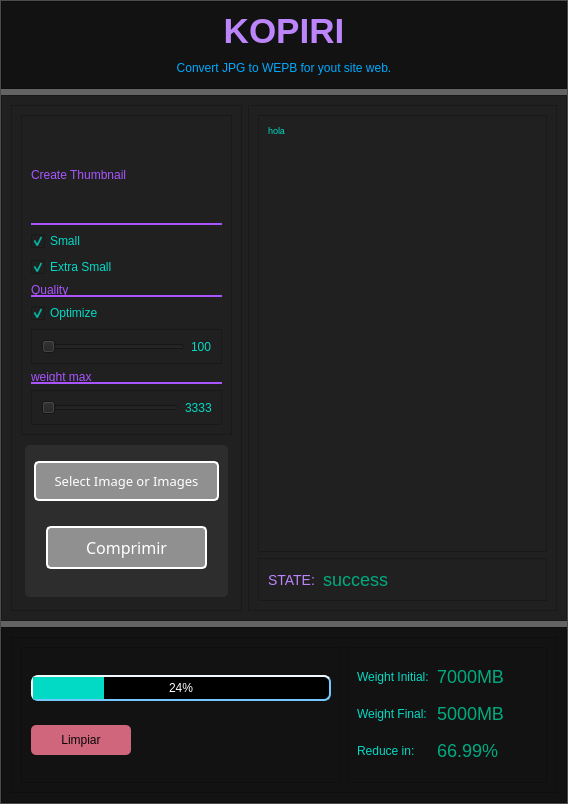
The window that desing.ui (anthonidev/kopiri) describes before a commit, drawn with Qt 5.
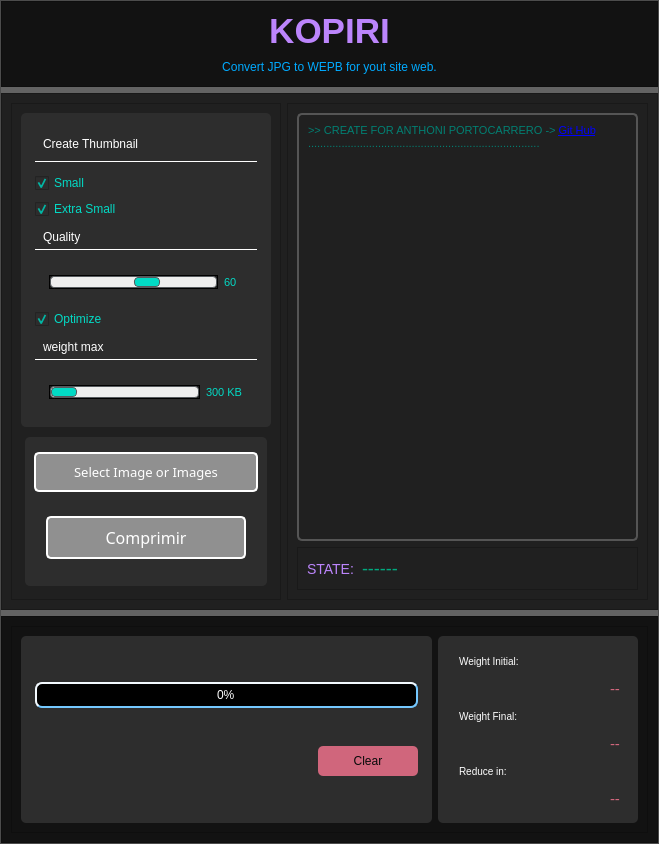
The same window after the commit. Icons and pictures are not drawn.

Patch:
```diff
--- a/desing.ui
+++ b/desing.ui
@@ -6,8 +6,8 @@
    <rect>
     <x>0</x>
     <y>0</y>
-    <width>568</width>
-    <height>804</height>
+    <width>659</width>
+    <height>844</height>
    </rect>
   </property>
   <property name="windowTitle">
@@ -159,17 +159,40 @@
                </property>
                <property name="styleSheet">
                 <string notr="true">
-	padding:5px 10px ;
-	background-color: rgb(45, 45, 45);
-	border-radius: 5px;
 
 QSlider {
     border: 1px solid;
-    height: 10px;
-    margin: 20px;
+    height: 12px;
+  
     }
 
-</string>
+QFrame{
+padding:5px  ;
+background-color: rgb(45, 45, 45);
+border-radius: 5px;
+}
+
+QLabel{
+border-radius: 0;
+color:white;
+border-bottom:1px solid white;
+margin-bottom:5px;
+}
+
+QSlider::groove:horizontal {
+    border: 1px solid #565a5e;
+    height: 10px;
+    background: #eee;
+    margin: 0px;
+    border-radius: 4px;
+}
+QSlider::handle:horizontal {
+    background: rgb(2, 218, 197);
+    border: 1px solid #565a5e;
+    width: 24px;
+    height: 8px;
+    border-radius: 4px;
+}</string>
                </property>
                <property name="frameShape">
                 <enum>QFrame::StyledPanel</enum>
@@ -188,7 +211,7 @@
                 <item>
                  <widget class="QCheckBox" name="cb_th_sm">
                   <property name="styleSheet">
-                   <string notr="true"/>
+                   <string notr="true">background-color: rgb(45, 45, 45);</string>
                   </property>
                   <property name="text">
                    <string>Small</string>
@@ -201,7 +224,7 @@
                 <item>
                  <widget class="QCheckBox" name="cb_th_xm">
                   <property name="styleSheet">
-                   <string notr="true"/>
+                   <string notr="true">background-color: rgb(45, 45, 45);</string>
                   </property>
                   <property name="text">
                    <string>Extra Small</string>
@@ -218,16 +241,6 @@
                   </property>
                  </widget>
                 </item>
-                <item>
-                 <widget class="QCheckBox" name="cb_optimize">
-                  <property name="text">
-                   <string>Optimize</string>
-                  </property>
-                  <property name="checked">
-                   <bool>true</bool>
-                  </property>
-                 </widget>
-                </item>
                 <item>
                  <widget class="QFrame" name="frame_8">
                   <property name="styleSheet">
@@ -242,32 +255,65 @@
                   <property name="frameShadow">
                    <enum>QFrame::Raised</enum>
                   </property>
-                  <layout class="QHBoxLayout" name="horizontalLayout_5" stretch="8,1">
+                  <layout class="QHBoxLayout" name="horizontalLayout_5" stretch="9,1">
                    <item>
-                    <widget class="QSlider" name="sd_optimize">
+                    <widget class="QSlider" name="sd_quality">
+                     <property name="styleSheet">
+                      <string notr="true"/>
+                     </property>
                      <property name="minimum">
                       <number>1</number>
                      </property>
                      <property name="maximum">
                       <number>100</number>
                      </property>
+                     <property name="value">
+                      <number>60</number>
+                     </property>
                      <property name="orientation">
                       <enum>Qt::Horizontal</enum>
                      </property>
                     </widget>
                    </item>
                    <item>
-                    <widget class="QLabel" name="lb_optimize">
+                    <widget class="QLabel" name="lb_quality_sd">
+                     <property name="styleSheet">
+                      <string notr="true">QLabel{
+border:none;
+	color: rgb(2, 218, 197);
+font: 8pt;
+margin:0;
+padding:0;
+}
+
+</string>
+                     </property>
                      <property name="text">
-                      <string>100</string>
+                      <string>60</string>
                      </property>
                     </widget>
                    </item>
                   </layout>
                  </widget>
                 </item>
+                <item>
+                 <widget class="QCheckBox" name="cb_optimize">
+                  <property name="styleSheet">
+                   <string notr="true">background-color: rgb(45, 45, 45);</string>
+                  </property>
+                  <property name="text">
+                   <string>Optimize</string>
+                  </property>
+                  <property name="checked">
+                   <bool>true</bool>
+                  </property>
+                 </widget>
+                </item>
                 <item>
                  <widget class="QLabel" name="label_7">
+                  <property name="styleSheet">
+                   <string notr="true">color: rgb(255, 255, 255);</string>
+                  </property>
                   <property name="text">
                    <string>weight max</string>
                   </property>
@@ -281,9 +327,18 @@
                   <property name="frameShadow">
                    <enum>QFrame::Raised</enum>
                   </property>
-                  <layout class="QHBoxLayout" name="horizontalLayout_4" stretch="8,1">
+                  <layout class="QHBoxLayout" name="horizontalLayout_4" stretch="0,0">
                    <item>
                     <widget class="QSlider" name="sd_weight">
+                     <property name="minimum">
+                      <number>100000</number>
+                     </property>
+                     <property name="maximum">
+                      <number>450000</number>
+                     </property>
+                     <property name="value">
+                      <number>300000</number>
+                     </property>
                      <property name="orientation">
                       <enum>Qt::Horizontal</enum>
                      </property>
@@ -295,10 +350,15 @@
                       <string notr="true">QLabel{
 border:none;
 	color: rgb(2, 218, 197);
-}</string>
+font: 8pt;
+margin:0;
+padding:0;
+}
+
+</string>
                      </property>
                      <property name="text">
-                      <string>3333</string>
+                      <string>300 KB</string>
                      </property>
                     </widget>
                    </item>
@@ -415,17 +475,35 @@
             <layout class="QVBoxLayout" name="verticalLayout_7">
              <item>
               <widget class="QTextEdit" name="txt_result">
+               <property name="minimumSize">
+                <size>
+                 <width>340</width>
+                 <height>0</height>
+                </size>
+               </property>
+               <property name="maximumSize">
+                <size>
+                 <width>16777215</width>
+                 <height>16777215</height>
+                </size>
+               </property>
                <property name="styleSheet">
-                <string notr="true">color: rgb(2, 218, 197);
-padding:5px</string>
+                <string notr="true">
+padding:5px;
+border:2px solid  rgb(85, 85, 85);
+border-radius: 5px;
+color: rgb(1, 127, 114);</string>
+               </property>
+               <property name="readOnly">
+                <bool>true</bool>
                </property>
                <property name="html">
                 <string>&lt;!DOCTYPE HTML PUBLIC &quot;-//W3C//DTD HTML 4.0//EN&quot; &quot;http://www.w3.org/TR/REC-html40/strict.dtd&quot;&gt;
 &lt;html&gt;&lt;head&gt;&lt;meta name=&quot;qrichtext&quot; content=&quot;1&quot; /&gt;&lt;style type=&quot;text/css&quot;&gt;
 p, li { white-space: pre-wrap; }
 &lt;/style&gt;&lt;/head&gt;&lt;body style=&quot; font-family:'MS Shell Dlg 2'; font-size:8.25pt; font-weight:400; font-style:normal;&quot;&gt;
-&lt;p style=&quot; margin-top:0px; margin-bottom:0px; margin-left:0px; margin-right:0px; -qt-block-indent:0; text-indent:0px;&quot;&gt;&lt;span style=&quot; font-size:7pt;&quot;&gt;hola&lt;/span&gt;&lt;/p&gt;
-&lt;p style=&quot;-qt-paragraph-type:empty; margin-top:0px; margin-bottom:0px; margin-left:0px; margin-right:0px; -qt-block-indent:0; text-indent:0px; font-size:7pt;&quot;&gt;&lt;br /&gt;&lt;/p&gt;&lt;/body&gt;&lt;/html&gt;</string>
+&lt;p style=&quot; margin-top:0px; margin-bottom:0px; margin-left:0px; margin-right:0px; -qt-block-indent:0; text-indent:0px;&quot;&gt;&lt;span style=&quot; font-size:8pt;&quot;&gt;&amp;gt;&amp;gt; CREATE FOR ANTHONI PORTOCARRERO -&amp;gt; &lt;/span&gt;&lt;a href=&quot;https://github.com/anthonidev/kopiri&quot;&gt;&lt;span style=&quot; font-size:8pt; text-decoration: underline; color:#0000ff;&quot;&gt;Git Hub&lt;/span&gt;&lt;/a&gt;&lt;/p&gt;
+&lt;p style=&quot; margin-top:0px; margin-bottom:0px; margin-left:0px; margin-right:0px; -qt-block-indent:0; text-indent:0px;&quot;&gt;............................................................................&lt;/p&gt;&lt;/body&gt;&lt;/html&gt;</string>
                </property>
               </widget>
              </item>
@@ -460,7 +538,7 @@
                 <item>
                  <widget class="QLineEdit" name="le_state">
                   <property name="text">
-                   <string>success</string>
+                   <string>------</string>
                   </property>
                  </widget>
                 </item>
@@ -506,9 +584,12 @@
             <property name="frameShadow">
              <enum>QFrame::Raised</enum>
             </property>
-            <layout class="QHBoxLayout" name="horizontalLayout" stretch="4,2">
+            <layout class="QHBoxLayout" name="horizontalLayout" stretch="0,2">
              <item>
               <widget class="QFrame" name="frame_11">
+               <property name="layoutDirection">
+                <enum>Qt::RightToLeft</enum>
+               </property>
                <property name="styleSheet">
                 <string notr="true">QProgressBar
 {
@@ -526,6 +607,12 @@
 {
     
 	background-color: rgb(2, 218, 197);
+}
+
+QFrame{
+padding:5px  ;
+background-color: rgb(45, 45, 45);
+border-radius: 5px;
 }</string>
                </property>
                <property name="frameShape">
@@ -535,6 +622,9 @@
                 <enum>QFrame::Raised</enum>
                </property>
                <layout class="QVBoxLayout" name="verticalLayout_9" stretch="3,1">
+                <property name="leftMargin">
+                 <number>9</number>
+                </property>
                 <item>
                  <widget class="QProgressBar" name="progressBar">
                   <property name="minimumSize">
@@ -544,7 +634,7 @@
                    </size>
                   </property>
                   <property name="value">
-                   <number>24</number>
+                   <number>0</number>
                   </property>
                  </widget>
                 </item>
@@ -560,12 +650,15 @@
                    <string notr="true"/>
                   </property>
                   <property name="text">
-                   <string>Limpiar</string>
+                   <string>Clear</string>
                   </property>
                   <property name="icon">
                    <iconset>
                     <normaloff>static/svg/clear.svg</normaloff>static/svg/clear.svg</iconset>
                   </property>
+                  <property name="default">
+                   <bool>false</bool>
+                  </property>
                  </widget>
                 </item>
                </layout>
@@ -575,7 +668,7 @@
               <widget class="QFrame" name="frame_5">
                <property name="minimumSize">
                 <size>
-                 <width>200</width>
+                 <width>0</width>
                  <height>0</height>
                 </size>
                </property>
@@ -586,17 +679,28 @@
                 </size>
                </property>
                <property name="styleSheet">
-                <string notr="true">QLabel{
-	color: rgb(2, 218, 197);
-	font:12px;
+                <string notr="true">QFrame{
+padding:5px  ;
+background-color: rgb(45, 45, 45);
+border-radius: 5px;
+}
+
+
+QLabel{
+	
+	color: rgb(255, 255, 255);
+	font:10px;
 	border:0 0 0 0
 }
 
 QLineEdit{
 	border:0 0 0 0;
-color: rgb(0, 170, 127);
-font:18px;
-}
+    color: rgb(0, 170, 127);
+    font:15px;
+background-color: rgb(45, 45, 45);
+	color: rgb(208, 102, 124);
+} 
+
 </string>
                </property>
                <property name="frameShape">
@@ -605,15 +709,8 @@
                <property name="frameShadow">
                 <enum>QFrame::Raised</enum>
                </property>
-               <layout class="QGridLayout" name="gridLayout">
-                <item row="3" column="0">
-                 <widget class="QLabel" name="lb_wf">
-                  <property name="text">
-                   <string>Weight Final:</string>
-                  </property>
-                 </widget>
-                </item>
-                <item row="1" column="0">
+               <layout class="QVBoxLayout" name="verticalLayout_3">
+                <item>
                  <widget class="QLabel" name="lb_wi">
                   <property name="styleSheet">
                    <string notr="true"/>
@@ -623,37 +720,56 @@
                   </property>
                  </widget>
                 </item>
-                <item row="4" column="1">
-                 <widget class="QLineEdit" name="le_reduce">
-                  <property name="text">
-                   <string>66.99%</string>
-                  </property>
-                 </widget>
-                </item>
-                <item row="3" column="1">
-                 <widget class="QLineEdit" name="le_wf">
-                  <property name="text">
-                   <string>5000MB</string>
-                  </property>
-                 </widget>
-                </item>
-                <item row="1" column="1">
+                <item>
                  <widget class="QLineEdit" name="le_wi">
                   <property name="styleSheet">
                    <string notr="true"/>
                   </property>
                   <property name="text">
-                   <string>7000MB</string>
+                   <string>--</string>
                   </property>
+                  <property name="alignment">
+                   <set>Qt::AlignRight|Qt::AlignTrailing|Qt::AlignVCenter</set>
+                  </property>
                  </widget>
                 </item>
-                <item row="4" column="0">
+                <item>
+                 <widget class="QLabel" name="lb_wf">
+                  <property name="text">
+                   <string>Weight Final:</string>
+                  </property>
+                 </widget>
+                </item>
+                <item>
+                 <widget class="QLineEdit" name="le_wf">
+                  <property name="styleSheet">
+                   <string notr="true"/>
+                  </property>
+                  <property name="text">
+                   <string>--</string>
+                  </property>
+                  <property name="alignment">
+                   <set>Qt::AlignRight|Qt::AlignTrailing|Qt::AlignVCenter</set>
+                  </property>
+                 </widget>
+                </item>
+                <item>
                  <widget class="QLabel" name="lb_reduce">
                   <property name="text">
                    <string>Reduce in:</string>
                   </property>
                  </widget>
                 </item>
+                <item>
+                 <widget class="QLineEdit" name="le_reduce">
+                  <property name="text">
+                   <string>--</string>
+                  </property>
+                  <property name="alignment">
+                   <set>Qt::AlignRight|Qt::AlignTrailing|Qt::AlignVCenter</set>
+                  </property>
+                 </widget>
+                </item>
                </layout>
               </widget>
              </item>
```
Left out of the diff: 4 changed lines with no effect on the pictures.
